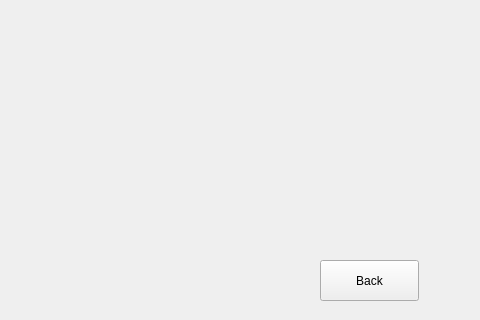
The window that main/ui/test_auto.ui (Blackrose/Tcutest_SerialSystem) describes before a commit, drawn with Qt 5; both pictures show x 320 to 800 and y 160 to 480 of the 800 by 480 pixel window.
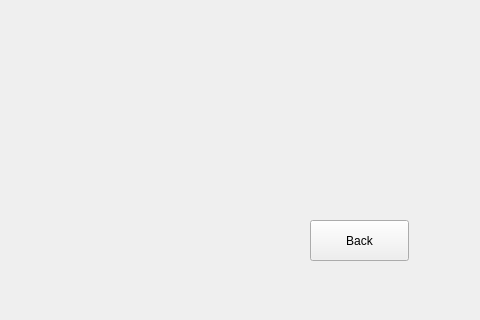
The same window after the commit. Icons and pictures are not drawn.

Patch:
```diff
--- a/main/ui/test_auto.ui
+++ b/main/ui/test_auto.ui
@@ -59,8 +59,8 @@
   <widget class="QPushButton" name="back_but">
    <property name="geometry">
     <rect>
-     <x>640</x>
-     <y>420</y>
+     <x>630</x>
+     <y>380</y>
      <width>99</width>
      <height>41</height>
     </rect>
```
Left out of the diff: 5 changed lines with no effect on the pictures.
